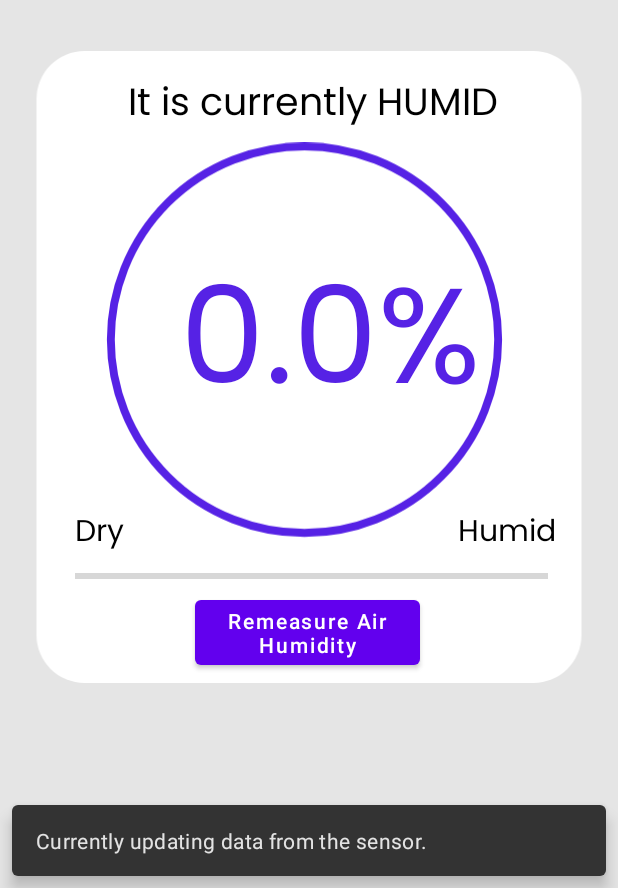
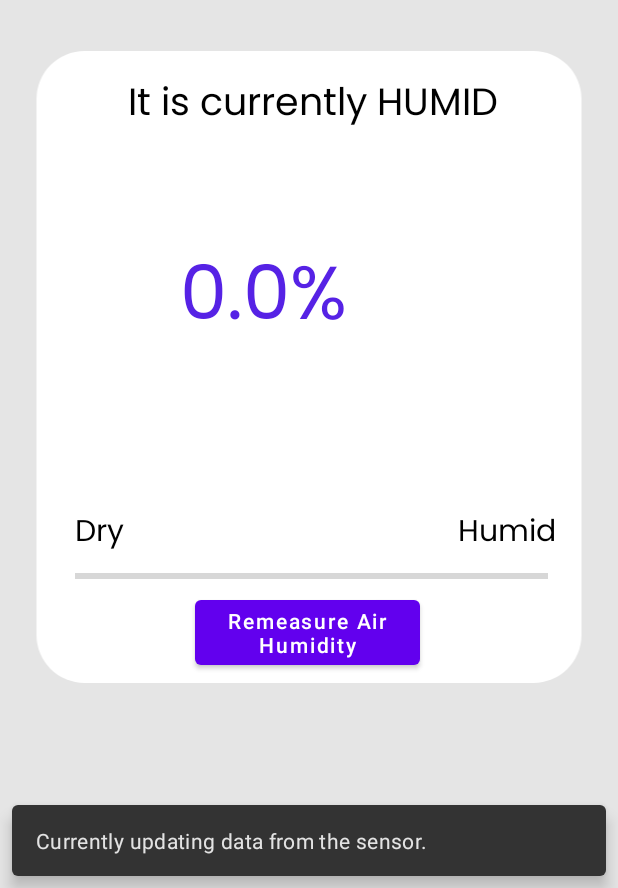
Before and after one commit to SivajanManikavasagar0124/CropManagementSystem, an Android app: the screen it shows after launch (SunshineMain), in the side drawer, after a tap on "Air Humidity", on a phone screen of 412 x 824 dp, the part 348-1236 px from its top. Run offline under Robolectric (Android 15) with nearby library versions, the phone set to English and light mode, and no system bars; our stand-ins replace Firebase (no records; nobody signed in at launch, a user with empty details on screens opened directly), navigation-ui; 1 statement that could not run was skipped.

Commit message:
adjustment to font sizes

```diff
--- a/SunshineCropManagement/src/main/res/layout/fragment_airhumidity.xml
+++ b/SunshineCropManagement/src/main/res/layout/fragment_airhumidity.xml
@@ -45,13 +45,6 @@ CENG 317 - 0NF
         android:src="@drawable/ic_sensorbox"
         android:layout_marginTop="210dp" />
 
-    <ImageView
-        android:layout_width="275dp"
-        android:layout_height="275dp"
-        android:layout_marginStart="65dp"
-        android:layout_marginTop="270dp"
-        android:src="@drawable/ic_vectorcircle" />
-
     <ProgressBar
         android:id="@+id/progressBarAirHumid"
         android:layout_width="315dp"
@@ -94,7 +87,7 @@ CENG 317 - 0NF
         android:gravity="center"
         android:text="@string/percent"
         android:textColor="@color/DefaultTitleText"
-        android:textSize="90dp" />
+        android:textSize="50sp" />
 
     <TextView
         android:id="@+id/airHumidityTextView"
```
Also changed, not shown: SunshineCropManagement/src/main/res/layout/fragment_croptemperature.xml (+1 -8 lines), SunshineCropManagement/src/main/res/layout/fragment_soilmoisture.xml (+1 -8 lines), SunshineCropManagement/src/main/res/layout/water_level_fragment.xml (+1 -8 lines).
